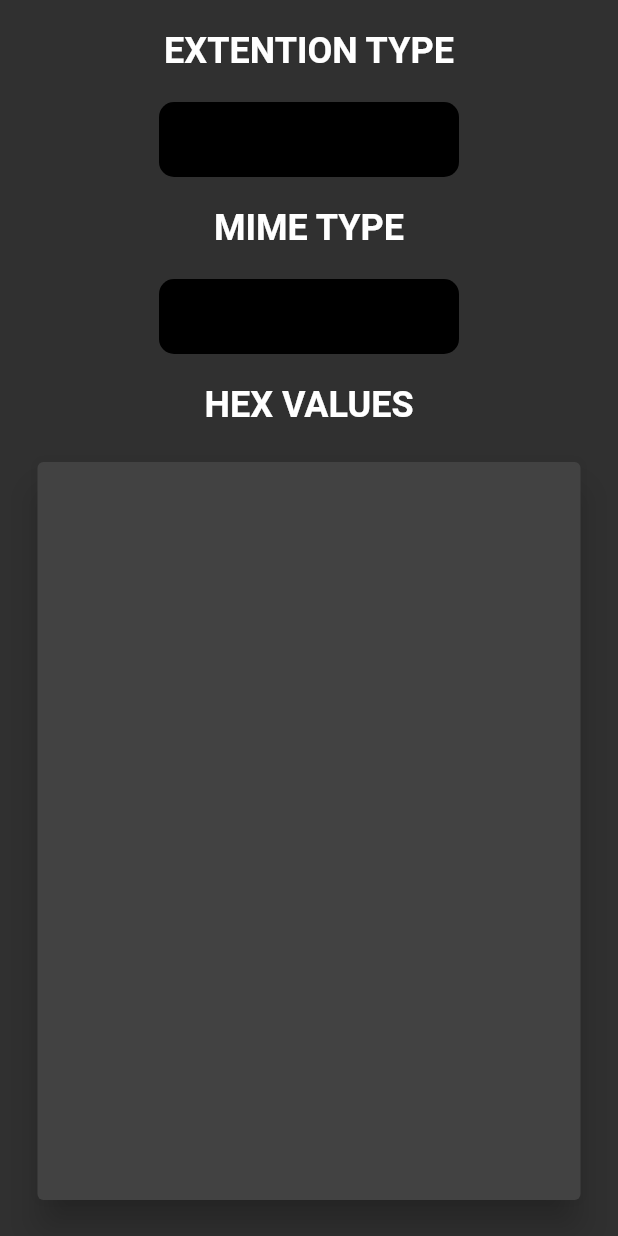
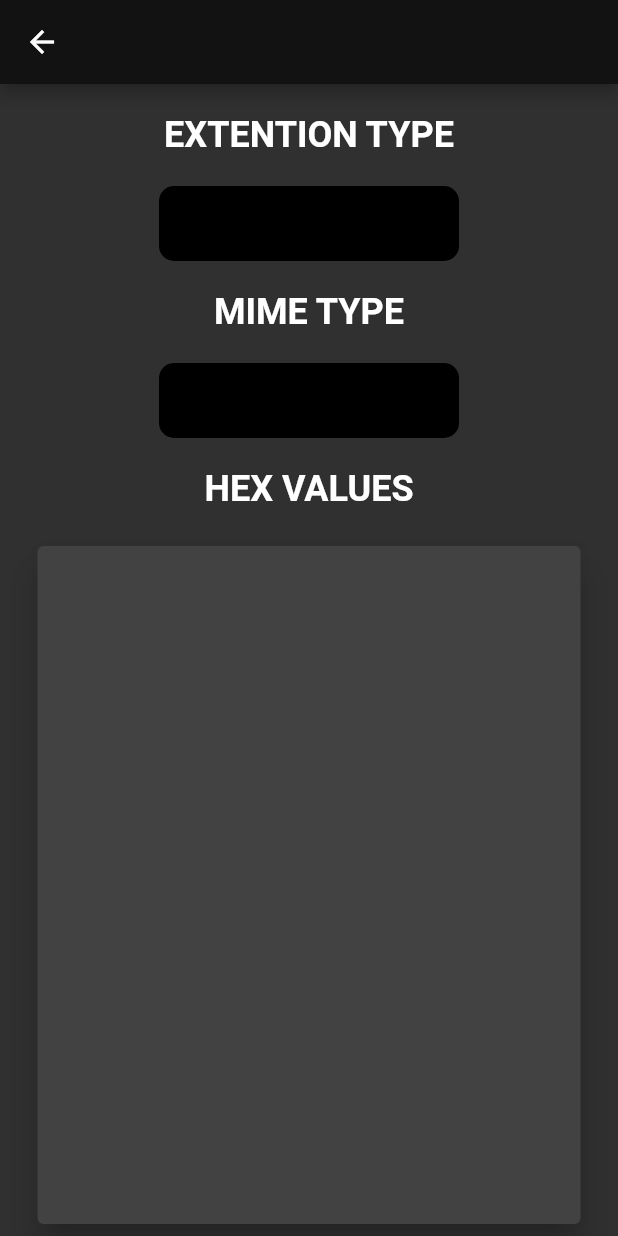
Before and after one commit to TECHIE-BIPLAB/FileZ, a Flutter app: the ResultScreen screen opened directly with empty values, on a phone screen of 412 x 824 dp. Run offline on Flutter 3.47's test engine with Material 2 defaults, Android fonts, the light colour scheme and no system bars; our stand-ins replace file_picker.

```diff
--- a/lib/Screens/result_screen.dart
+++ b/lib/Screens/result_screen.dart
@@ -36,6 +36,7 @@ class _ResultScreenState extends State<ResultScreen> {
   Widget build(BuildContext context) {
     return SafeArea(
       child: Scaffold(
+        appBar: AppBar(),
         body: SizedBox(
           width: MediaQuery.of(context).size.width,
           child: Column(
@@ -131,7 +132,7 @@ class _ResultScreenState extends State<ResultScreen> {
                 height: 20,
               ),
               SizedBox(
-                  height: 500,
+                  height: 460,
                   width: 370,
                   child: Card(
                       elevation: 10,
```
Also changed, not shown: lib/Screens/home_screen.dart (+23 -8 lines).
